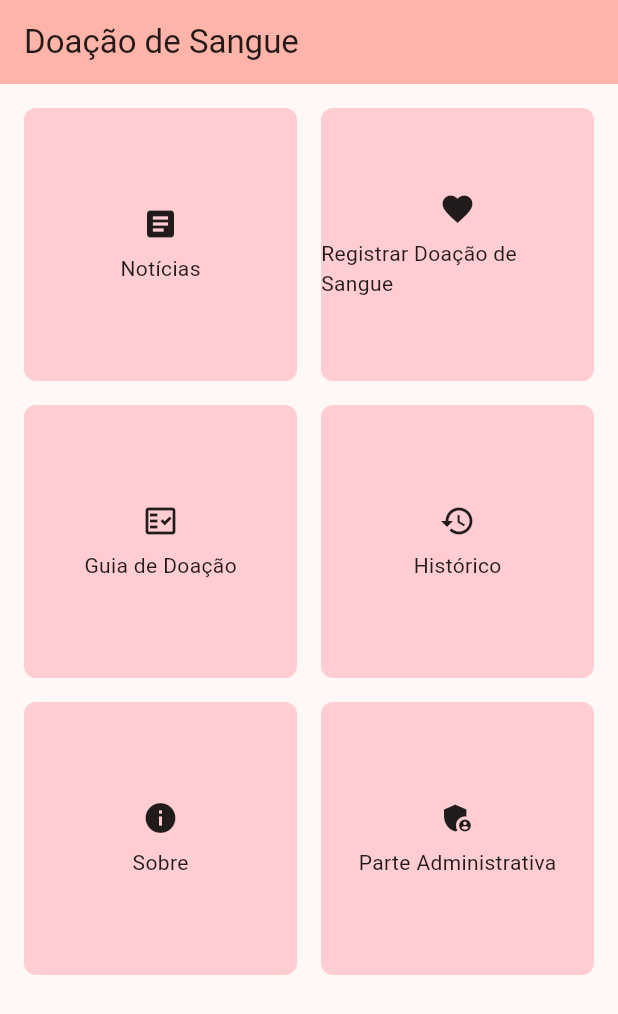
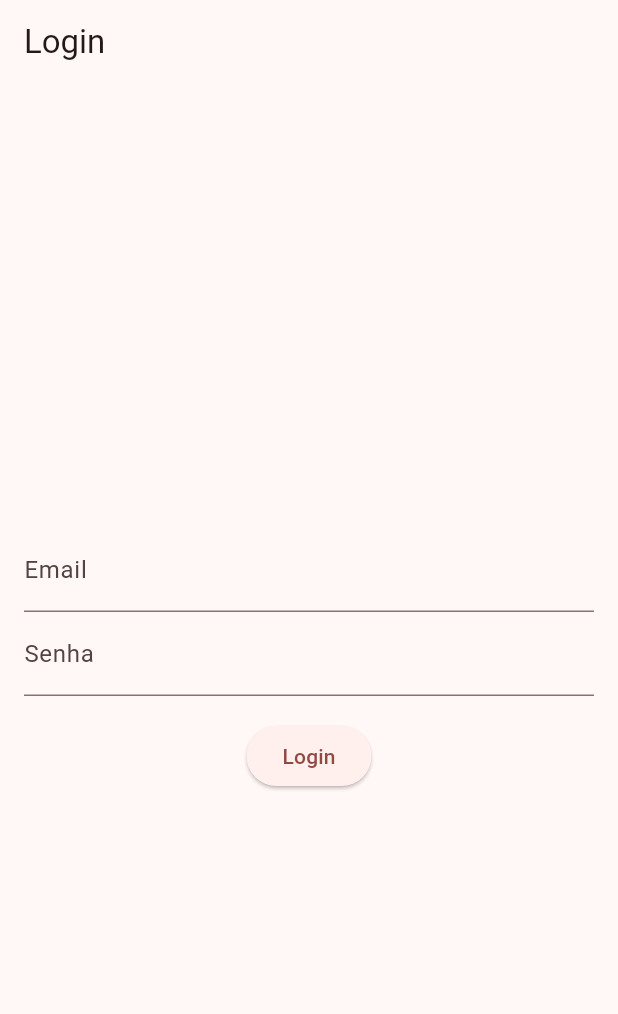
Before and after one commit to MatheusSaleh/AppBancoDeSangue, a Flutter app: the screen it shows after launch, on a phone screen of 412 x 824 dp. Shown: the top 1014 px of the screen. Run offline on Flutter 3.47's test engine with Material 2 defaults, Android fonts, the phone set to English and light mode, and no system bars; our stand-ins replace firebase_auth, firebase_core; accounts and stored records are empty.

Commit message:
Implementado um sistema de login
Aplicativo conectado com o firebase com as devidas adicoes nas dependencias e adicionado um sistema de login para o aplicativo

```diff
--- a/lib/main.dart
+++ b/lib/main.dart
@@ -1,13 +1,39 @@
+import 'package:flutter/material.dart';
 import 'package:appbancodesangue/guia_doacao_sangue.dart';
-import 'package:flutter/material.dart';
 import 'package:appbancodesangue/registro_doacao.dart';
+import 'package:firebase_core/firebase_core.dart';
+import 'firebase_options.dart';
+import 'package:firebase_auth/firebase_auth.dart';
 
-void main() {
+void main() async {
+  WidgetsFlutterBinding.ensureInitialized();
+  await Firebase.initializeApp(
+    options: DefaultFirebaseOptions.currentPlatform,
+  );
   runApp(const MyApp());
 }
 
+class AuthService {
+  final FirebaseAuth _firebaseAuth = FirebaseAuth.instance;
+
+  Future<UserCredential?> signInWithEmailAndPassword(
+      String email, String password) async {
+    try {
+      return await _firebaseAuth.signInWithEmailAndPassword(
+          email: email, password: password);
+    } catch (e) {
+      print(e.toString());
+      return null;
+    }
+  }
+
+  bool isUserLoggedIn(){
+    return _firebaseAuth.currentUser != null;
+  }
+}
+
 class MyApp extends StatelessWidget {
-  const MyApp({super.key});
+  const MyApp({Key? key}) : super(key: key);
 
   @override
   Widget build(BuildContext context) {
@@ -23,7 +49,83 @@
   }
 }
 
+class LoginPage extends StatefulWidget {
+  const LoginPage({Key? key}) : super(key: key);
+
+  @override
+  _LoginPageState createState() => _LoginPageState();
+}
+
+class _LoginPageState extends State<LoginPage> {
+  final AuthService _authService = AuthService();
+  final TextEditingController _emailController = TextEditingController();
+  final TextEditingController _passwordController = TextEditingController();
+
+  @override
+  Widget build(BuildContext context) {
+    return Scaffold(
+      appBar: AppBar(
+        title: const Text('Login'),
+      ),
+      body: Padding(
+        padding: const EdgeInsets.all(16.0),
+        child: Column(
+          mainAxisAlignment: MainAxisAlignment.center,
+          children: [
+            TextFormField(
+              controller: _emailController,
+              decoration: const InputDecoration(labelText: 'Email'),
+            ),
+            TextFormField(
+              controller: _passwordController,
+              decoration: const InputDecoration(labelText: 'Senha'),
+              obscureText: true,
+            ),
+            const SizedBox(height: 16),
+            ElevatedButton(
+                onPressed: () {
+                  final email = _emailController.text;
+                  final password = _passwordController.text;
+                  _loginWithEmailAndPassword(context, email, password);
+                },
+                child: const Text('Login'))
+          ],
+        ),
+      ),
+    );
+  }
+
+  Future<void> _loginWithEmailAndPassword(BuildContext context, String email, String password) async {
+    final userCredential = await _authService.signInWithEmailAndPassword(email, password);
+    if (userCredential != null) {
+      Navigator.pushReplacement(
+        context,
+        MaterialPageRoute(builder: (context) => HomeScreen()),
+      );
+    } else {
+      showDialog(
+          context: context,
+          builder: (BuildContext context) {
+            return AlertDialog(
+              title: const Text('Erro'),
+              content: const Text('Falha ao fazer login. Verifique suas credenciais'),
+              actions: [
+                TextButton(
+                    onPressed: () {
+                      Navigator.pop(context);
+                    },
+                    child: const Text('OK'))
+              ],
+            );
+          });
+    }
+  }
+}
+
 class HomeScreen extends StatelessWidget {
+
+  final AuthService _authService = AuthService();
+
   final List<String> _options = [
     'Notícias',
     'Registrar Doação de Sangue',
@@ -42,10 +144,15 @@
     Icons.admin_panel_settings
   ];
 
-  HomeScreen({super.key});
+  HomeScreen({Key? key}) : super(key: key);
 
   @override
   Widget build(BuildContext context) {
+
+    if(!_authService.isUserLoggedIn()){
+      return LoginPage();
+    }
+
     return Scaffold(
       appBar: AppBar(
         backgroundColor: Theme.of(context).colorScheme.inversePrimary,
@@ -62,12 +169,16 @@
           final option = entry.value;
           return GestureDetector(
             onTap: () {
-              if(index == 2){
-                Navigator.push(context, MaterialPageRoute(builder: (context) => GuiaDoacaoScreen()),
+              if (index == 2) {
+                Navigator.push(
+                  context,
+                  MaterialPageRoute(builder: (context) => GuiaDoacaoScreen()),
                 );
               }
-              if(index == 1){
-                Navigator.push(context, MaterialPageRoute(builder: (context) => FormularioDoacao()),
+              if (index == 1) {
+                Navigator.push(
+                  context,
+                  MaterialPageRoute(builder: (context) => FormularioDoacao()),
                 );
               }
             },
--- a/lib/registro_doacao.dart
+++ b/lib/registro_doacao.dart
@@ -1,4 +1,5 @@
 import 'package:flutter/material.dart';
+
 
 class FormularioDoacao extends StatefulWidget{
   @override
--- a/pubspec.yaml
+++ b/pubspec.yaml
@@ -35,6 +35,10 @@ dependencies:
   # The following adds the Cupertino Icons font to your application.
   # Use with the CupertinoIcons class for iOS style icons.
   cupertino_icons: ^1.0.2
+  firebase_core: ^2.13.1
+  cloud_firestore: ^4.8.0
+  firebase_auth: ^4.6.2
+
 
 dev_dependencies:
   flutter_test:
```
Also changed, not shown: lib/firebase_options.dart (added), pubspec.lock, 10 other files.
